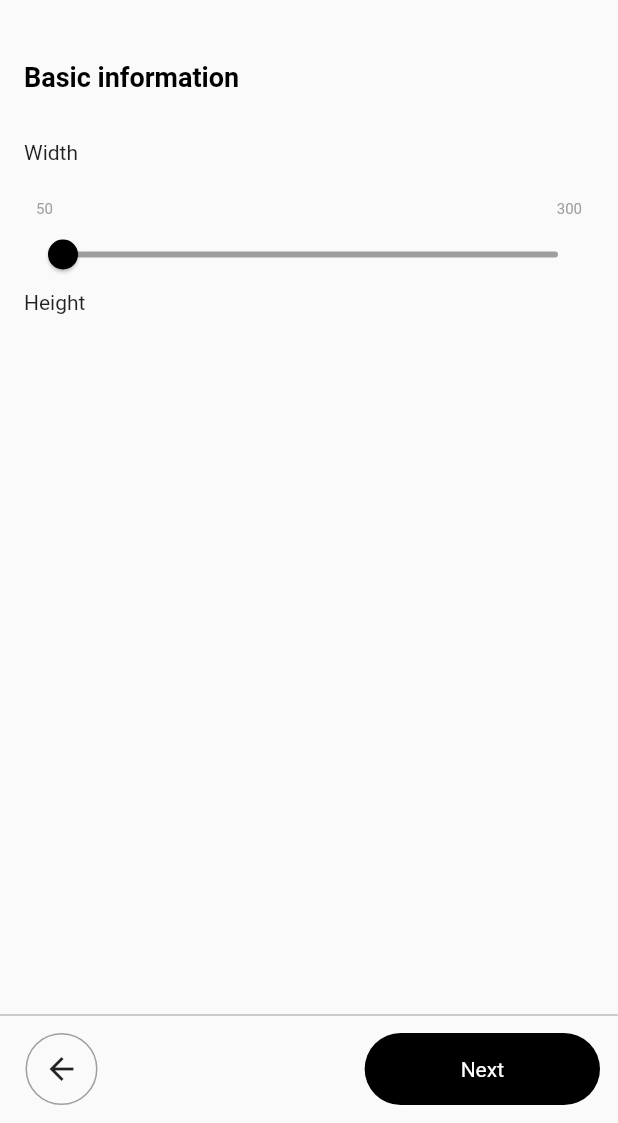
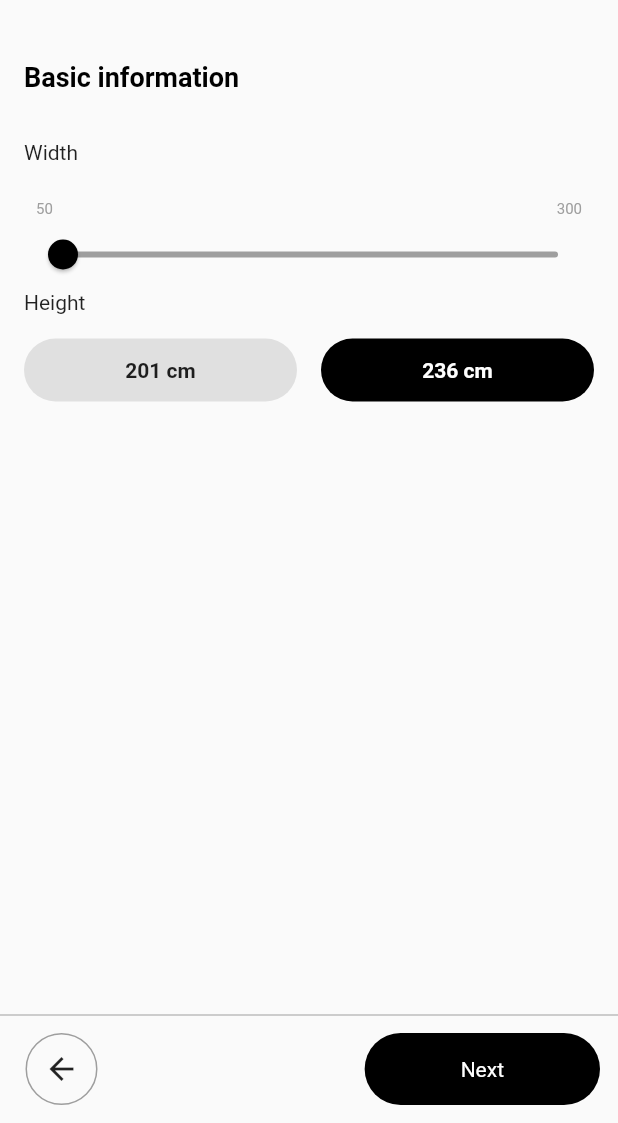
Before and after one commit to JAICHANGPARK/flutter_notebook_18th_story, a Flutter app: the screen it shows after launch, on a phone screen of 412 x 824 dp, the part 113-1236 px from its top. Run offline on Flutter 3.47's test engine with Material 2 defaults, Android fonts, the phone set to English and light mode, and no system bars; our stand-ins replace cached_network_image, flutter_lorem, flutter_riverpod, flutter_svg, freezed_annotation, go_router and 3 more.

Commit message:
Update pax_wardrobe_basic_page.dart

```diff
--- a/lib/ep1081_pax_wardrobe_app/src/ui/pax_wardrobe_basic_page.dart
+++ b/lib/ep1081_pax_wardrobe_app/src/ui/pax_wardrobe_basic_page.dart
@@ -61,15 +61,48 @@ class _PaxWardrobeBasicPageState extends State<PaxWardrobeBasicPage> {
           ),
           Text("Height"),
           SizedBox(
-            height: 8,
+            height: 16,
           ),
           SizedBox(
-            height: 48,
+            height: 42,
             width: double.infinity,
             child: Row(
               children: [
-                Expanded(child: Container()),
-                Expanded(child: Container()),
+                Expanded(
+                    child: Container(
+                  decoration: BoxDecoration(
+                    color: Colors.grey[300],
+                    borderRadius: BorderRadius.circular(24),
+                  ),
+                  child: Center(
+                    child: Text(
+                      "201 cm",
+                      style: TextStyle(
+                        fontWeight: FontWeight.bold,
+                      ),
+                    ),
+                  ),
+                )),
+                SizedBox(
+                  width: 16,
+                ),
+                Expanded(
+                  child: Container(
+                    decoration: BoxDecoration(
+                      color: Colors.black,
+                      borderRadius: BorderRadius.circular(24),
+                    ),
+                    child: Center(
+                      child: Text(
+                        "236 cm",
+                        style: TextStyle(
+                          fontWeight: FontWeight.bold,
+                          color: Colors.white,
+                        ),
+                      ),
+                    ),
+                  ),
+                ),
               ],
             ),
           )
```
